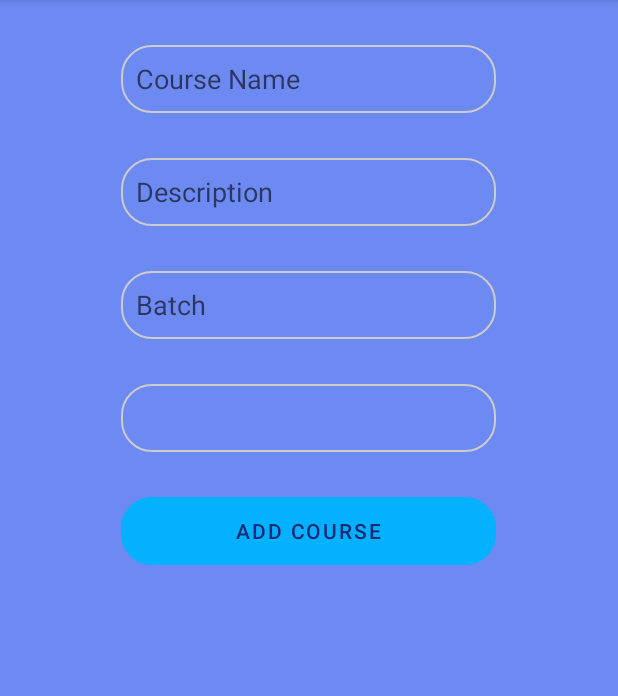
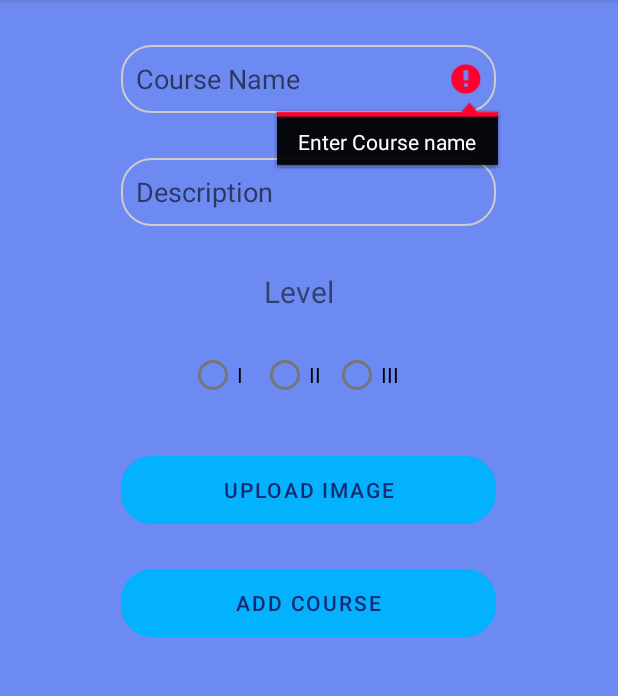
Before and after one commit to vnavada99/OLSM_admin, an Android app: the add_course screen opened directly, with no data from a screen before it, after a tap on "ADD COURSE", on a phone screen of 412 x 824 dp, the part 84-780 px from its top. Run offline under Robolectric (Android 15) with nearby library versions, the phone set to English and light mode, and no system bars; our stand-ins replace Firebase (no records; nobody signed in at launch, a user with empty details on screens opened directly).

Commit message:
Created new activity to add new courses in to the database and added functionality to upload Images for the courses and view the list of all the courses with various description.

```diff
--- a/app/build.gradle
+++ b/app/build.gradle
@@ -42,6 +42,7 @@ dependencies {
     implementation 'androidx.lifecycle:lifecycle-viewmodel-ktx:2.2.0'
     implementation 'com.google.firebase:firebase-database:19.5.1'
     implementation 'com.google.firebase:firebase-auth:20.0.1'
+    implementation 'com.google.firebase:firebase-storage:19.2.1'
     testImplementation 'junit:junit:4.+'
     androidTestImplementation 'androidx.test.ext:junit:1.1.2'
     androidTestImplementation 'androidx.test.espresso:espresso-core:3.3.0'
--- a/app/src/main/java/com/example/olsm_admin/MainActivity.java
+++ b/app/src/main/java/com/example/olsm_admin/MainActivity.java
@@ -28,8 +28,8 @@ public class MainActivity extends AppCompatActivity {
 
     private AppBarConfiguration mAppBarConfiguration;
     FirebaseAuth mAuth;
-    String email = "cms76892@bcaoo.com";
-    String password = "cms76892@bcaoo.com";
+    String email = "vinunav1999@gmail.com";
+    String password = "Hellotcet@123";
 
     @Override
     protected void onCreate(Bundle savedInstanceState) {
--- a/app/src/main/java/courses/add_course.java
+++ b/app/src/main/java/courses/add_course.java
@@ -2,66 +2,181 @@ package courses;
 import androidx.annotation.NonNull;
 import androidx.appcompat.app.AppCompatActivity;
 
+import android.app.ProgressDialog;
+import android.content.Intent;
+import android.graphics.Bitmap;
+import android.net.Uri;
 import android.os.Bundle;
+import android.provider.MediaStore;
 import android.view.View;
 import android.widget.ArrayAdapter;
 import android.widget.Button;
+import android.widget.EditText;
+import android.widget.RadioButton;
+import android.widget.RadioGroup;
 import android.widget.Spinner;
 import android.widget.Toast;
 
+import com.example.olsm_admin.MainActivity;
 import com.example.olsm_admin.R;
+import com.google.android.gms.tasks.OnFailureListener;
+import com.google.android.gms.tasks.OnSuccessListener;
 import com.google.firebase.database.DataSnapshot;
 import com.google.firebase.database.DatabaseError;
 import com.google.firebase.database.DatabaseReference;
 import com.google.firebase.database.FirebaseDatabase;
 import com.google.firebase.database.ValueEventListener;
+import com.google.firebase.storage.FirebaseStorage;
+import com.google.firebase.storage.OnProgressListener;
+import com.google.firebase.storage.StorageReference;
+import com.google.firebase.storage.UploadTask;
 
 import org.jetbrains.annotations.NotNull;
 
+import java.io.IOException;
 import java.util.ArrayList;
 import java.util.List;
+import java.util.UUID;
 
 import Instructor.instructor;
 
 public class add_course extends AppCompatActivity {
     List<String> list;
+
+    FirebaseStorage storage;
+    StorageReference storageReference;
+
+    private RadioGroup radioGroup;
+    private final int PICK_IMAGE_REQUEST = 22;
     private DatabaseReference mDatabase;
     private Spinner sp;
-    private Button bt;
+    private Button bt,up_img;
+    private Uri filePath;
+    EditText c_name,c_desc;
     @Override
     protected void onCreate(Bundle savedInstanceState) {
         super.onCreate(savedInstanceState);
         setContentView(R.layout.activity_add_course);
-        addInstructorToList();
-        addC();
-    }
-    public void addInstructorToList(){
-        list = new ArrayList<String>();
-        sp = (Spinner) findViewById(R.id.spinner_ins);
-        mDatabase = FirebaseDatabase.getInstance().getReference().child("OLSM").child("Instructor");
-        mDatabase.addValueEventListener(new ValueEventListener() {
+        up_img = findViewById(R.id.upload_img);
+        bt = findViewById(R.id.addC);
+        c_desc = findViewById(R.id.c_desc);
+        c_name = findViewById(R.id.c_name);
+        radioGroup = findViewById(R.id.radio);
+
+        storage = FirebaseStorage.getInstance();
+        storageReference = storage.getReference();
+
+        up_img.setOnClickListener(new View.OnClickListener() {
             @Override
-            public void onDataChange(@NotNull DataSnapshot snapshot) {
-                for (DataSnapshot ite : snapshot.getChildren()) {
-                    String name;
-                    name = ite.child("name").getValue().toString();
-                    list.add(name);
-                }
-            }
-            public void onCancelled(@NonNull DatabaseError error) {
+            public void onClick(View view) {
+                SelectImage();
             }
         });
-        ArrayAdapter<String> dataAdapter = new ArrayAdapter<String>(this, android.R.layout.simple_spinner_item, list);
-        dataAdapter.setDropDownViewResource(android.R.layout.simple_spinner_dropdown_item);
-        sp.setAdapter(dataAdapter);
-    }
-    public void addC(){
-        bt = findViewById(R.id.addC);
+
         bt.setOnClickListener(new View.OnClickListener() {
             @Override
             public void onClick(View view) {
-                Toast.makeText(add_course.this,sp.getSelectedItem().toString(),Toast.LENGTH_LONG).show();
+                String name,desc,sp_sel;
+                name = c_name.getText().toString();
+                desc = c_desc.getText().toString();
+                int selectedId = radioGroup.getCheckedRadioButtonId();
+                if(name.isEmpty()) {
+                    c_name.setError("Enter Course name");
+                    c_name.requestFocus();
+                }
+                else if(desc.isEmpty()) {
+                    c_desc.setError("Enter Course Description");
+                    c_desc.requestFocus();
+                }
+                else if(selectedId == -1){
+                    radioGroup.requestFocus();
+                }
+                else if(filePath == null){
+                    up_img.requestFocus();
+                }
+                else {
+                    RadioButton radioButton = (RadioButton) findViewById(selectedId);
+                    sp_sel = radioButton.getText().toString();
+                    String imgRef = uploadImage();
+                    course cs = new course(UUID.randomUUID().toString(),name,sp_sel,desc,"nil",imgRef);
+                    boolean s = create_new_course(cs);
+                    startActivity(new Intent(add_course.this, MainActivity.class));
+                }
             }
         });
     }
+    private boolean create_new_course(course cs){
+        mDatabase = FirebaseDatabase.getInstance().getReference().child("OLSM").child("courses");
+        mDatabase.push().setValue(cs);
+        Toast.makeText(add_course.this,"Added Successfully",Toast.LENGTH_LONG).show();
+        return true;
+    }
+    private void SelectImage()
+    {
+        Intent intent = new Intent();
+        intent.setType("image/*");
+        intent.setAction(Intent.ACTION_GET_CONTENT);
+        startActivityForResult(Intent.createChooser(intent, "Select Image from here..."),PICK_IMAGE_REQUEST);
+    }
+
+    protected void onActivityResult(int requestCode, int resultCode, Intent data)
+    {
+        super.onActivityResult(requestCode, resultCode, data);
+        if (requestCode == PICK_IMAGE_REQUEST
+                && resultCode == RESULT_OK
+                && data != null
+                && data.getData() != null) {
+
+            // Get the Uri of data
+            filePath = data.getData();
+            try {
+                Bitmap bitmap = MediaStore
+                        .Images
+                        .Media
+                        .getBitmap(getContentResolver(), filePath);
+            }
+
+            catch (IOException e) {
+                e.printStackTrace();
+            }
+        }
+    }
+
+    private String uploadImage()
+    {
+        String imgRef = UUID.randomUUID().toString();
+        if (filePath != null) {
+            ProgressDialog progressDialog = new ProgressDialog(this);
+            progressDialog.setTitle("Uploading...");
+            progressDialog.show();
+            StorageReference ref = storageReference.child("images/" + imgRef);
+            ref.putFile(filePath)
+                    .addOnSuccessListener(new OnSuccessListener<UploadTask.TaskSnapshot>() {
+                                @Override
+                                public void onSuccess(UploadTask.TaskSnapshot taskSnapshot)
+                                {
+                                    progressDialog.dismiss();
+                                    Toast.makeText(add_course.this, "Course added successfully", Toast.LENGTH_SHORT).show();
+                                }
+                            })
+                    .addOnFailureListener(new OnFailureListener() {
+                        @Override
+                        public void onFailure(@NonNull Exception e)
+                        {
+                            progressDialog.dismiss();
+                            Toast.makeText(add_course.this,"Failed " + e.getMessage(),Toast.LENGTH_SHORT).show();
+                        }
+                    })
+                    .addOnProgressListener(new OnProgressListener<UploadTask.TaskSnapshot>() {
+                                @Override
+                                public void onProgress(
+                                        UploadTask.TaskSnapshot taskSnapshot)
+                                {
+                                    double progress = (100.0 * taskSnapshot.getBytesTransferred() / taskSnapshot.getTotalByteCount());
+                                    progressDialog.setMessage("Creating new Course and Uploading Image " + (int)progress + "%");
+                                }
+                    });
+        }
+        return imgRef;
+    }
 }
--- a/app/src/main/res/layout/activity_add_course.xml
+++ b/app/src/main/res/layout/activity_add_course.xml
@@ -47,31 +47,51 @@
             app:layout_constraintTop_toTopOf="parent"
             app:layout_constraintVertical_bias="0.446" />
 
-        <EditText
-            android:id="@+id/c_batch"
+
+        <TextView
             android:layout_width="250dp"
             android:layout_height="45dp"
-            android:ems="10"
-            android:hint="Batch"
+            android:text="Level"
+            android:layout_marginTop="30dp"
+            android:textSize="20dp"
             android:layout_gravity="center"
+            android:paddingLeft="95dp"/>
+
+        <RadioGroup
+            android:layout_width="250dp"
+            android:id="@+id/radio"
+            android:layout_height="wrap_content"
+            android:orientation="horizontal"
+            android:layout_marginTop="0dp"
+            android:layout_gravity="center"
+            android:paddingLeft="45dp">
+
+            <RadioButton android:id="@+id/level1"
+                android:layout_width="wrap_content"
+                android:layout_height="wrap_content"
+                android:text="I" />
+
+            <RadioButton
+                android:id="@+id/level2"
+                android:layout_width="wrap_content"
+                android:layout_height="wrap_content"
+                android:text="II" />
+            <RadioButton
+                android:id="@+id/level3"
+                android:layout_width="wrap_content"
+                android:layout_height="wrap_content"
+                android:text="III" />
+        </RadioGroup>
+
+        <Button
+            android:id="@+id/upload_img"
+            android:layout_width="250dp"
+            android:layout_height="45dp"
+            android:background="@drawable/customborder"
+            android:textColor="#162a73"
+            android:text="Upload Image"
             android:layout_marginTop="30dp"
-            android:inputType="textEmailAddress"
-            android:background="@drawable/customborder"
-            app:layout_constraintBottom_toBottomOf="parent"
-            app:layout_constraintEnd_toEndOf="parent"
-            app:layout_constraintHorizontal_bias="0.496"
-            app:layout_constraintStart_toStartOf="parent"
-            app:layout_constraintTop_toTopOf="parent"
-            app:layout_constraintVertical_bias="0.446" />
-
-        <Spinner
-            android:id="@+id/spinner_ins"
-            android:autofillHints="Instructors"
-            android:layout_width="250dp"
-            android:layout_gravity="center"
-            android:layout_marginTop="30dp"
-            android:background="@drawable/customborder"
-            android:layout_height="45dp" />
+            android:layout_gravity="center"/>
 
         <Button
             android:id="@+id/addC"
--- a/app/src/main/res/layout/fragment_gallery.xml
+++ b/app/src/main/res/layout/fragment_gallery.xml
@@ -39,7 +39,7 @@
     <androidx.recyclerview.widget.RecyclerView
         android:id="@+id/recyc_view"
         android:layout_width="match_parent"
-        android:layout_height="589dp"
+        android:layout_height="540dp"
         app:layout_constraintBottom_toBottomOf="parent"
         app:layout_constraintEnd_toEndOf="parent"
         app:layout_constraintStart_toStartOf="parent"
```
Also changed, not shown: app/src/main/java/Adapters/CourseAdapter.java (+19 -0 lines), app/src/main/java/com/example/olsm_admin/ui/home/HomeFragment.java (+5 -5 lines).
